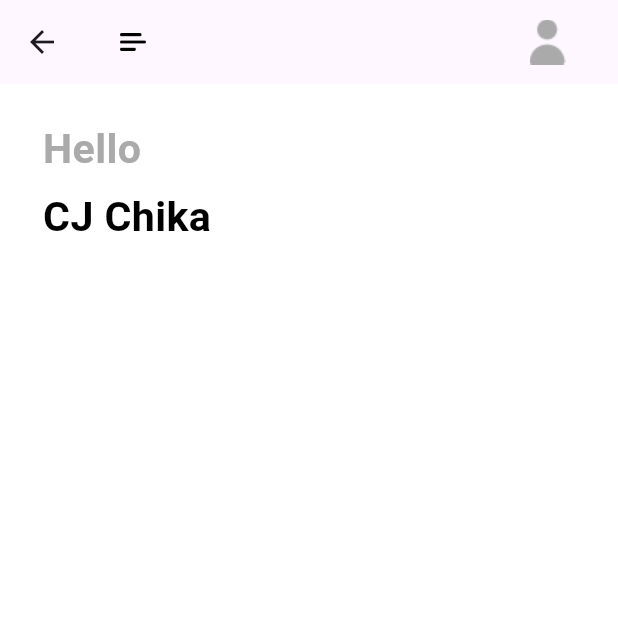
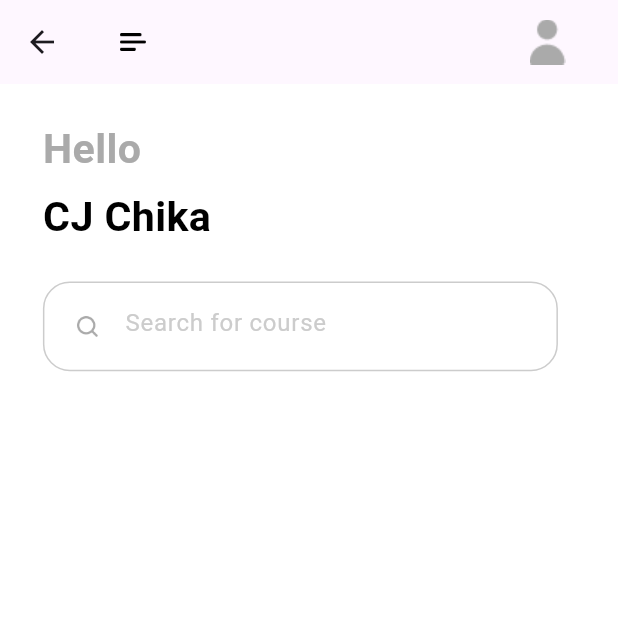
Before and after one commit to cjchika/eLearn, a Flutter app: the HomePage screen opened directly, on a phone screen of 412 x 824 dp, the top half of it. Run offline on Flutter 3.47's test engine with Material 2 defaults, Android fonts, the phone set to English and light mode, and no system bars; our stand-ins replace cloud_firestore, dots_indicator, firebase_auth, firebase_core, flutter_bloc, flutter_screenutil and 2 more; accounts and stored records are empty; Roboto replaces fonts that are missing (Avenir).

Commit message:
Home Page

```diff
--- a/lib/pages/home/home_page.dart
+++ b/lib/pages/home/home_page.dart
@@ -23,6 +23,8 @@ class _HomePageState extends State<HomePage> {
           children: [
             homePageText("Hello", color: AppColors.primaryThreeElementText),
             homePageText("CJ Chika", top: 5),
+            SizedBox(height: 20.h),
+            searchBox(),
           ],
         ),
       ),
--- a/lib/pages/home/widgets/home_page_widgets.dart
+++ b/lib/pages/home/widgets/home_page_widgets.dart
@@ -32,15 +32,74 @@ AppBar buildAppBar() {
   );
 }
 
-Widget homePageText(String text, {Color? color=AppColors.primaryText, int top=20}){
+// REUSABLE TEXT
+Widget homePageText(String text,
+    {Color? color = AppColors.primaryText, int top = 20}) {
   return Container(
     margin: EdgeInsets.only(top: top.h),
     child: Text(
       text,
-      style: TextStyle(
-          color: color,
-          fontSize: 24.sp,
-          fontWeight: FontWeight.bold),
+      style:
+          TextStyle(color: color, fontSize: 24.sp, fontWeight: FontWeight.bold),
     ),
   );
 }
+
+// REUSABLE SEARCH BOX
+Widget searchBox() {
+  return Row(
+    children: [
+      Container(
+        width: 300.w,
+        height: 50.h,
+        decoration: BoxDecoration(
+            color: AppColors.primaryBackground,
+            borderRadius: BorderRadius.circular(15.h),
+            border: Border.all(color: AppColors.primaryFourElementText)),
+        child: Row(
+          children: [
+            Container(
+              margin: EdgeInsets.only(left: 17.w),
+              width: 16.w,
+              height: 16.h,
+              child: Image.asset("assets/icons/search.png"),
+            ),
+            Container(
+              width: 240.w,
+              height: 40.h,
+              child: TextField(
+                // onChanged: (value)=> func!(value),
+                keyboardType: TextInputType.multiline,
+                decoration: InputDecoration(
+                  hintText: "Search for course",
+                  border: const OutlineInputBorder(
+                    borderSide: BorderSide(color: Colors.transparent),
+                  ),
+                  enabledBorder: const OutlineInputBorder(
+                    borderSide: BorderSide(color: Colors.transparent),
+                  ),
+                  disabledBorder: const OutlineInputBorder(
+                    borderSide: BorderSide(color: Colors.transparent),
+                  ),
+                  focusedBorder: const OutlineInputBorder(
+                    borderSide: BorderSide(color: Colors.transparent),
+                  ),
+                  hintStyle: TextStyle(
+                    color: AppColors.primaryFourElementText,
+                  ),
+                ),
+                style: TextStyle(
+                    color: AppColors.primaryText,
+                    fontFamily: "Avenir",
+                    fontWeight: FontWeight.normal,
+                    fontSize: 14.sp),
+                autocorrect: false,
+                obscureText: false,
+              ),
+            )
+          ],
+        ),
+      )
+    ],
+  );
+}
```
